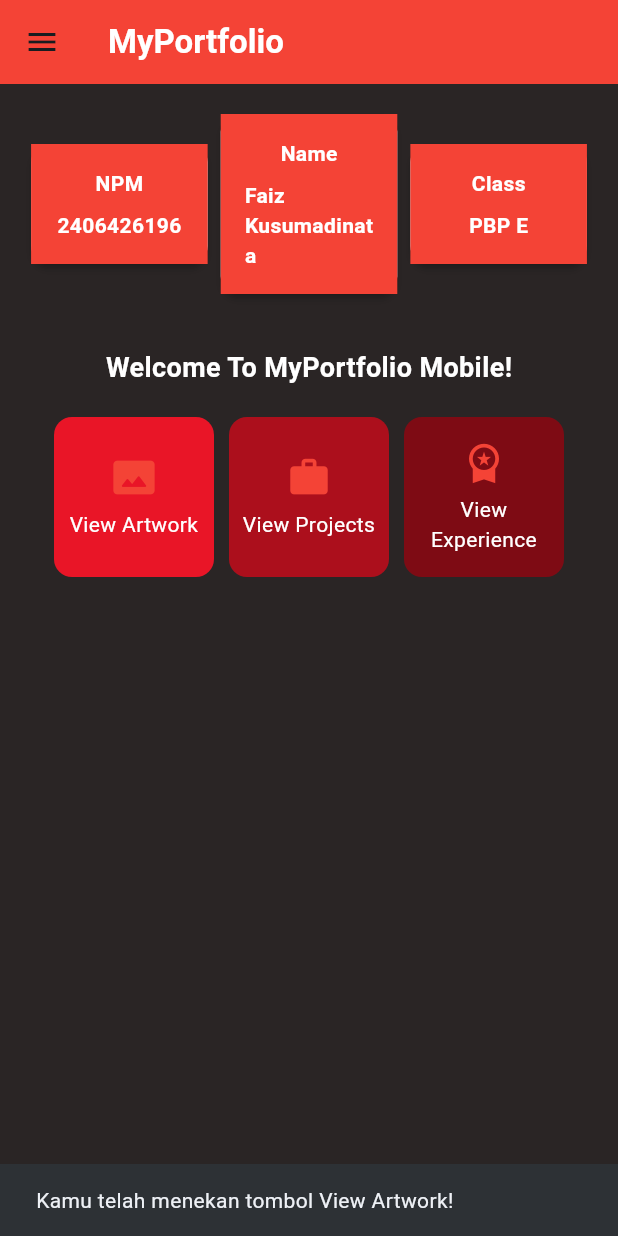
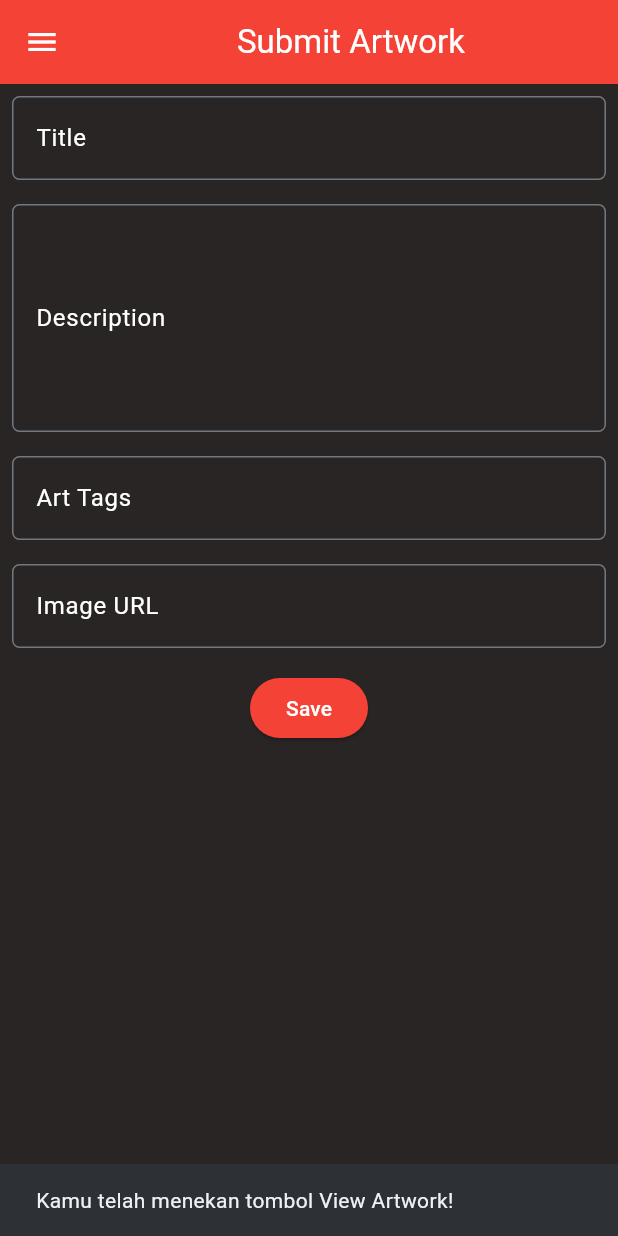
Before and after one commit to FaizKusumadinata/myportofolio_mobile, a Flutter app: the LeftDrawer widget shown alone on an empty page, opened directly, after a tap on "Home", after a tap on "View Artwork", on a phone screen of 412 x 824 dp. Run offline on Flutter 3.47's test engine with Material 3 defaults, Android fonts, the phone set to English and light mode, and no system bars.

Commit message:
Added Form for Artwork

```diff
--- /dev/null
+++ b/lib/screens/artwork_form.dart
@@ -0,0 +1,187 @@
+import 'package:myportofolio_mobile/widgets/left_drawer.dart';
+import 'package:flutter/material.dart';
+
+class ArtworkForm extends StatefulWidget {
+  const ArtworkForm({super.key});
+
+  @override
+  State<ArtworkForm> createState() => _ArtworkFormState();
+}
+
+class _ArtworkFormState extends State<ArtworkForm> {
+  final _formkey = GlobalKey<FormState>();
+
+  String _title = "";
+  String _description = "";
+  String _tags = "";
+  String _image = "";
+  dynamic _postDate;
+
+  @override
+  Widget build(BuildContext context) {
+    return Scaffold(
+      appBar: AppBar(
+        title: const Center(child: Text('Submit Artwork'),),
+        backgroundColor: Colors.red,
+        foregroundColor: Colors.white,
+      ),
+      drawer: LeftDrawer(),
+      body: Form(key: _formkey, child: SingleChildScrollView(child:Column(
+        crossAxisAlignment: CrossAxisAlignment.start,
+        children: [
+          //Title
+          Padding(padding: const EdgeInsets.all(8.0),
+          child: TextFormField(
+            style: TextStyle(color: Colors.white),
+            decoration: InputDecoration(
+              hintText: "Title",
+              labelText: "Title",
+              hintStyle: TextStyle(color: Colors.white),
+              labelStyle: TextStyle(color: Colors.white),
+              border: OutlineInputBorder(borderRadius: BorderRadius.circular(5.0)),
+            ),
+            onChanged: (String? value){
+              setState(() {
+                _title = value!;
+              });
+            },
+            validator: (String? value){
+              if(value == null || value.trim().isEmpty){
+                return "Title is required!";
+              }
+              return null;
+            },
+          ),
+          ),
+
+          //Description
+          Padding(
+            padding: const EdgeInsets.all(8.0),
+            child: TextFormField(
+              maxLines: 5,
+              style: TextStyle(color: Colors.white),
+              decoration: InputDecoration(
+                hintText: "Description",
+                labelText: "Description",
+                hintStyle: TextStyle(color: Colors.white),
+                labelStyle: TextStyle(color: Colors.white),
+                border: OutlineInputBorder(
+                  borderRadius: BorderRadius.circular(5.0),
+                ),
+              ),
+              onChanged: (String? value) {
+                setState(() {
+                  _description = value!;
+                });
+              },
+              validator: (String? value) {
+                if (value == null || value.trim().isEmpty) {
+                  return "Description is required!";
+                }
+                return null;
+              },
+            ),
+          ),
+
+          //Tags
+          Padding(
+            padding: const EdgeInsets.all(8.0),
+            child: TextFormField(
+              style: TextStyle(color: Colors.white),
+              decoration: InputDecoration(
+                hintText: "Example: illustration, worldbuilding, original-character",
+                labelText: "Art Tags",
+                hintStyle: TextStyle(color: Colors.white),
+                labelStyle: TextStyle(color: Colors.white),
+                border: OutlineInputBorder(
+                  borderRadius: BorderRadius.circular(5.0),
+                ),
+              ),
+              onChanged: (String? value) {
+                setState(() {
+                  _tags = value!;
+                });
+              },
+            ),
+          ),
+
+          //Image
+          Padding(
+            padding: const EdgeInsets.all(8.0),
+            child: TextFormField(
+              style: TextStyle(color: Colors.white),
+              decoration: InputDecoration(
+                hintText: "Image URL(Google Drive Link)",
+                labelText: "Image URL",
+                hintStyle: TextStyle(color: Colors.white),
+                labelStyle: TextStyle(color: Colors.white),
+                border: OutlineInputBorder(
+                  borderRadius: BorderRadius.circular(5.0),
+                ),
+              ),
+              onChanged: (String? value) {
+                setState(() {
+                  _image = value!;
+                });
+              },
+            ),
+          ),
+
+          //Tombol Simpan
+           Align(
+            alignment: Alignment.bottomCenter,
+            child: Padding(
+              padding: const EdgeInsets.all(8.0),
+              child: ElevatedButton(
+                style: ButtonStyle(
+                  backgroundColor:
+                      WidgetStateProperty.all(Colors.red),
+                ),
+                onPressed: () {
+                  if (_formkey.currentState!.validate()) {
+                    showDialog(
+                      context: context,
+                      builder: (context) {
+                        return AlertDialog(
+                          title: const Text('Artwork Successfully Submitted!'),
+                          content: SingleChildScrollView(
+                            child: Column(
+                              crossAxisAlignment: CrossAxisAlignment.start,
+                              children: [
+                                Text('Title:$_title'),
+                                Text('Descrition:$_description'),
+                                Text('Tags:$_tags'),
+                                Text('Image:$_image'),
+                                Text('Date Posted:$_postDate'),
+                              ],
+                            ),
+                          ),
+                          actions: [
+                            TextButton(
+                              child: const Text('OK'),
+                              onPressed: () {
+                                Navigator.pop(context);
+                                _formkey.currentState!.reset();
+                                _postDate = DateTime.now();
+                              },
+                            ),
+                          ],
+                        );
+                      },
+                    );
+                  }
+                },
+                child: const Text(
+                  "Save",
+                  style: TextStyle(color: Colors.white),
+                ),
+              ),
+            ),
+          ),
+        ],
+      )
+      )
+      ),
+    );
+  }
+}
--- a/lib/screens/menu.dart
+++ b/lib/screens/menu.dart
@@ -1,6 +1,7 @@
 import 'package:flutter/material.dart';
 import 'package:myportofolio_mobile/widgets/left_drawer.dart';
 import 'package:myportofolio_mobile/widgets/project_card.dart';
+import 'package:myportofolio_mobile/widgets/artwork_card.dart';
 
 class MyHomePage extends StatelessWidget {
   MyHomePage({super.key});
@@ -75,7 +76,12 @@ class MyHomePage extends StatelessWidget {
                     // shrinkWrap agar ukuran kisi menyesuaikan tinggi konten anak.
                     shrinkWrap: true,
                     children: items.map((ItemHomepage item) {
-                      return ItemCard(item);
+                      if (item.name == "View Artwork") {
+                        return ArtworkCard(item);
+                      }
+                      else{
+                        return ItemCard(item);
+                      }
                     }).toList(),
                   ),
                 ],
--- a/lib/screens/project_form.dart
+++ b/lib/screens/project_form.dart
@@ -44,6 +44,8 @@ class _ProjectFormPageState extends State<ProjectFormPage> {
             decoration: InputDecoration(
               hintText: "Nama Proyek",
               labelText: "Nama Proyek",
+              hintStyle: TextStyle(color: Colors.white),
+              labelStyle: TextStyle(color: Colors.white),
               border: OutlineInputBorder(borderRadius: BorderRadius.circular(5.0)),
             ),
             onChanged: (String? value){
@@ -68,6 +70,8 @@ class _ProjectFormPageState extends State<ProjectFormPage> {
               decoration: InputDecoration(
                 hintText: "Deskripsi Proyek",
                 labelText: "Deskripsi Proyek",
+                hintStyle: TextStyle(color: Colors.white),
+                labelStyle: TextStyle(color: Colors.white),
                 border: OutlineInputBorder(
                   borderRadius: BorderRadius.circular(5.0),
                 ),
@@ -93,6 +97,7 @@ class _ProjectFormPageState extends State<ProjectFormPage> {
               style: TextStyle(color: Colors.white),
               decoration: InputDecoration(
                 labelText: "Kategori Proyek",
+                labelStyle: TextStyle(color: Colors.white),
                 border: OutlineInputBorder(
                   borderRadius: BorderRadius.circular(5.0),
                 ),
@@ -120,6 +125,8 @@ class _ProjectFormPageState extends State<ProjectFormPage> {
               decoration: InputDecoration(
                 hintText: "Contoh: Flutter, Django, Figma",
                 labelText: "Teknologi yang Digunakan",
+                hintStyle: TextStyle(color: Colors.white),
+                labelStyle: TextStyle(color: Colors.white),
                 border: OutlineInputBorder(
                   borderRadius: BorderRadius.circular(5.0),
                 ),
@@ -140,6 +147,8 @@ class _ProjectFormPageState extends State<ProjectFormPage> {
               decoration: InputDecoration(
                 hintText: "URL Proyek (opsional)",
                 labelText: "Tautan Proyek",
+                hintStyle: TextStyle(color: Colors.white),
+                labelStyle: TextStyle(color: Colors.white),
                 border: OutlineInputBorder(
                   borderRadius: BorderRadius.circular(5.0),
                 ),
--- /dev/null
+++ b/lib/widgets/artwork_card.dart
@@ -0,0 +1,50 @@
+import 'package:flutter/material.dart';
+import 'package:myportofolio_mobile/screens/menu.dart';
+import 'package:myportofolio_mobile/screens/artwork_form.dart';
+
+class ArtworkCard extends StatelessWidget {
+  final ItemHomepage item;
+
+  const ArtworkCard(this.item, {super.key});
+
+  @override
+  Widget build(BuildContext context) {
+    return Material(
+      color: item.color,
+      borderRadius: BorderRadius.circular(12),
+      child: InkWell(
+        onTap: () {
+          ScaffoldMessenger.of(context)
+            ..hideCurrentSnackBar()
+            ..showSnackBar(
+              SnackBar(content: Text("Kamu telah menekan tombol ${item.name}!"))
+            );
+            if(item.name == "View Artwork"){
+              Navigator.push(context, MaterialPageRoute(builder: (context) => const ArtworkForm()));
+            }
+        },
+        child: Container(
+          padding: const EdgeInsets.all(8),
+          child: Center(
+            child: Column(
+              mainAxisAlignment: MainAxisAlignment.center,
+              children: [
+                Icon(
+                  item.icon,
+                  color: Colors.red,
+                  size: 30.0,
+                ),
+                const Padding(padding: EdgeInsets.all(3)),
+                Text(
+                  item.name,
+                  textAlign: TextAlign.center,
+                  style: const TextStyle(color: Colors.white),
+                ),
+              ],
+            ),
+          ),
+        ),
+      ),
+    );
+  }
+}
--- a/lib/widgets/left_drawer.dart
+++ b/lib/widgets/left_drawer.dart
@@ -1,6 +1,7 @@
 import 'package:flutter/material.dart';
 import 'package:myportofolio_mobile/screens/menu.dart';
 import 'package:myportofolio_mobile/screens/project_form.dart';
+import 'package:myportofolio_mobile/screens/artwork_form.dart';
 
 class LeftDrawer extends StatelessWidget{
   const LeftDrawer({super.key});
@@ -14,9 +15,9 @@ class LeftDrawer extends StatelessWidget{
             decoration: BoxDecoration(color:Colors.red),
             child: Column(
               crossAxisAlignment: CrossAxisAlignment.start,
-              children: [Text('My Portofolio', style: TextStyle(fontSize: 30, fontWeight: FontWeight.bold, color: Colors.white),),
+              children: [Text('My Portofolio', style: TextStyle(fontSize: 30, fontWeight: FontWeight.bold, color: Colors.white, backgroundColor: Colors.black),),
               SizedBox(height:10),
-              Text('Explore personal projects, artworks, and experiences!', style:TextStyle(fontSize: 15, color:Colors.white))],
+              Text('Explore personal projects, artworks, and experiences!', style:TextStyle(fontSize: 15, color:Colors.white, backgroundColor: Colors.black))],
             ),
           ),
           //Routing to Home Page
@@ -35,6 +36,14 @@ class LeftDrawer extends StatelessWidget{
               Navigator.pushReplacement(context, MaterialPageRoute(builder:(context)=>ProjectFormPage()));
             },
           ),
+
+          ListTile(
+            leading: const Icon(Icons.add_circle_outlined),
+            title: const Text('Submit Artwork'),
+            onTap: (){
+              Navigator.pushReplacement(context, MaterialPageRoute(builder:(context)=>ArtworkForm()));
+            },
+          ),
         ]
       )
     );
--- a/pubspec.yaml
+++ b/pubspec.yaml
@@ -34,6 +34,7 @@ dependencies:
   # The following adds the Cupertino Icons font to your application.
   # Use with the CupertinoIcons class for iOS style icons.
   cupertino_icons: ^1.0.8
+  image_field: ^0.0.12
 
 dev_dependencies:
   flutter_test:
```
Also changed, not shown: pubspec.lock, 6 other files.
